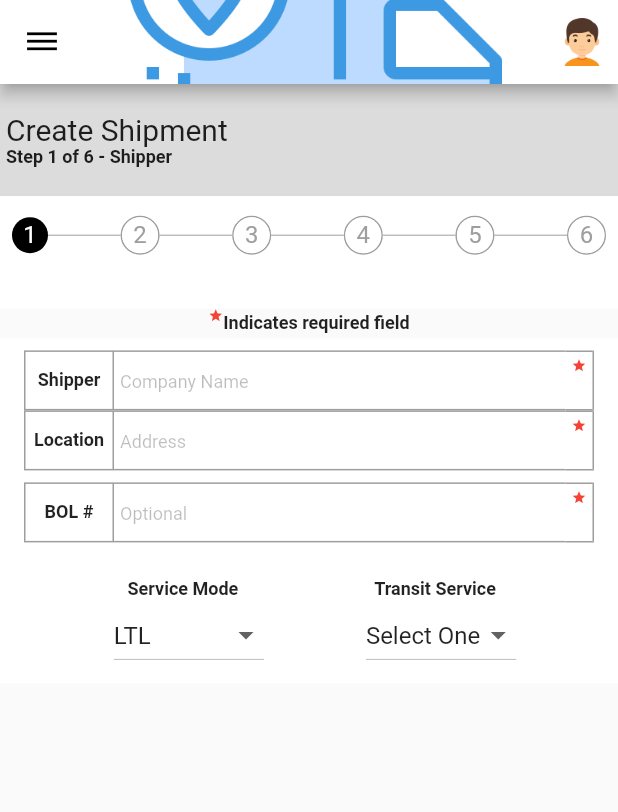
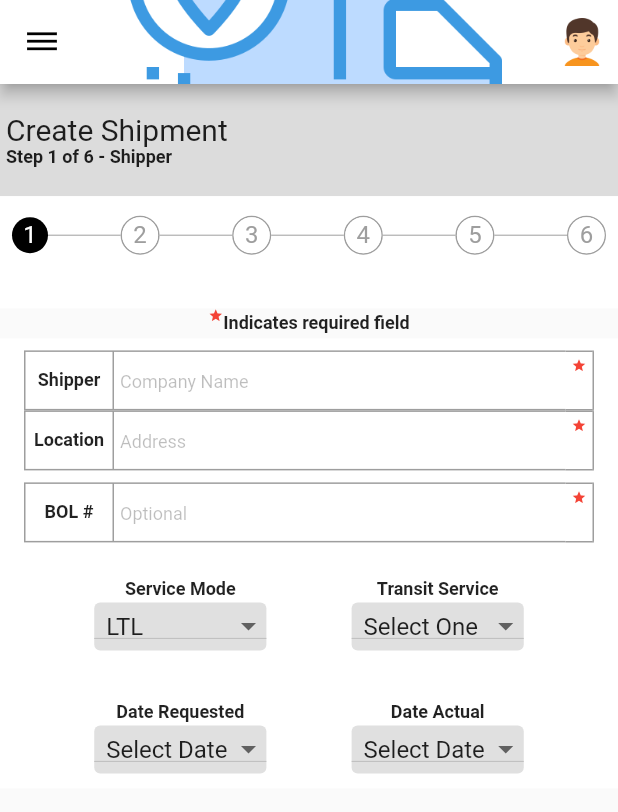
Before and after one commit to gravindrareddy/ecommerce-shipping-ui-flutter, a Flutter app: the screen it shows after launch, on a phone screen of 412 x 824 dp. Shown: the top 812 px of the screen. Run offline on Flutter 3.47's test engine with Material 2 defaults, Android fonts, the phone set to English and light mode, and no system bars; Roboto replaces fonts that are missing (LexendDeca).

Commit message:
added proper styles to drop down boxes as needed

```diff
--- a/lib/main.dart
+++ b/lib/main.dart
@@ -78,6 +78,17 @@ class EcommerceOrderForm extends StatelessWidget {
                                     CustomDropDownWidget("Service Mode", "LTL"),
                                     CustomDropDownWidget(
                                         "Transit Service", "Select One")
+                                  ])),
+                          Padding(
+                              padding: EdgeInsets.fromLTRB(8, 24, 8, 8),
+                              child: Row(
+                                  mainAxisAlignment:
+                                      MainAxisAlignment.spaceEvenly,
+                                  children: <Widget>[
+                                    CustomDropDownWidget(
+                                        "Date Requested", "Select Date"),
+                                    CustomDropDownWidget(
+                                        "Date Actual", "Select Date")
                                   ]))
                         ],
                       ),
@@ -422,13 +433,17 @@ class _CustomDropDownWidgetState extends State<CustomDropDownWidget> {
   @override
   Widget build(BuildContext context) {
     return Column(
-        mainAxisAlignment: MainAxisAlignment.start,
+        mainAxisAlignment: MainAxisAlignment.spaceBetween,
         children: <Widget>[
           _SmallTextBoldWidget(fieldLabel),
           Padding(
-              padding: EdgeInsets.fromLTRB(8, 0, 0, 0),
+              padding: EdgeInsets.fromLTRB(2, 2, 2, 2),
               child: Container(
-                  color: Colors.white,
+                  height: 32,
+                  decoration: BoxDecoration(
+                      borderRadius: BorderRadius.circular(4),
+                      color: Colors.black12),
+                  alignment: Alignment.center,
                   child: DropdownButton<String>(
                     value: dropdownValue,
                     onChanged: (String newValue) {
@@ -436,11 +451,13 @@ class _CustomDropDownWidgetState extends State<CustomDropDownWidget> {
                         dropdownValue = newValue;
                       });
                     },
-                    items: <String>['LTL', 'Select One', 'Free', 'Four']
+                    items: <String>['LTL', 'Select One', 'Select Date', 'Four']
                         .map<DropdownMenuItem<String>>((String value) {
                       return DropdownMenuItem<String>(
                         value: value,
-                        child: Text(value),
+                        child: Padding(
+                            padding: EdgeInsets.fromLTRB(8, 2, 2, 2),
+                            child: Text(value, textAlign: TextAlign.center)),
                       );
                     }).toList(),
                   )))
```
